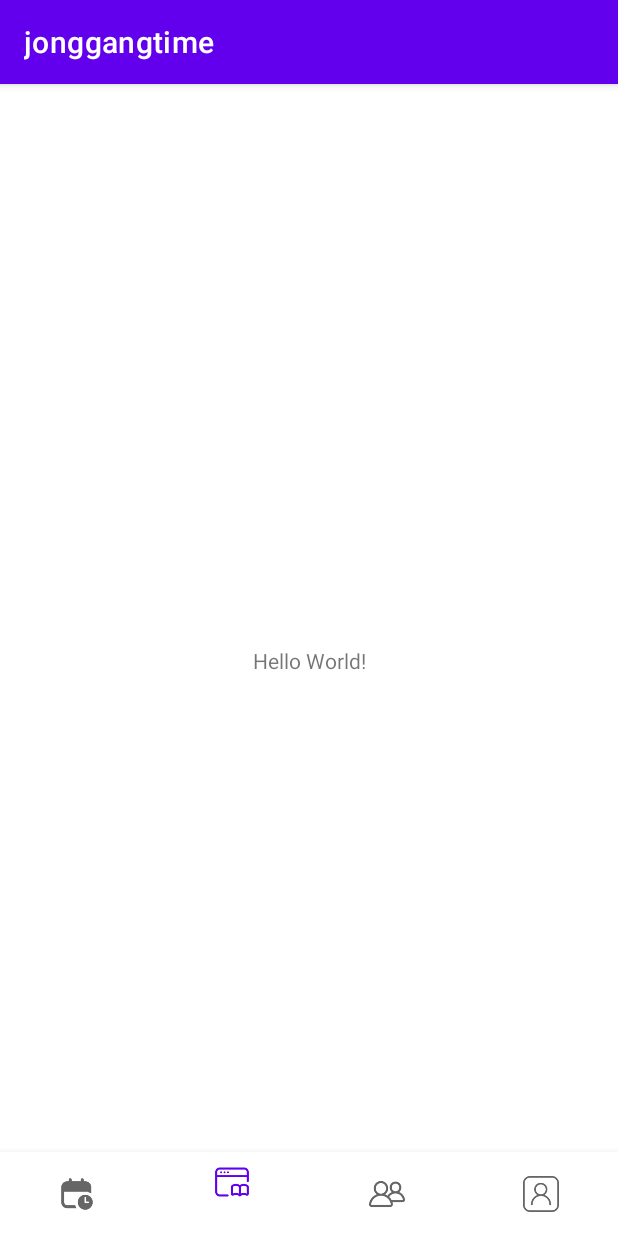
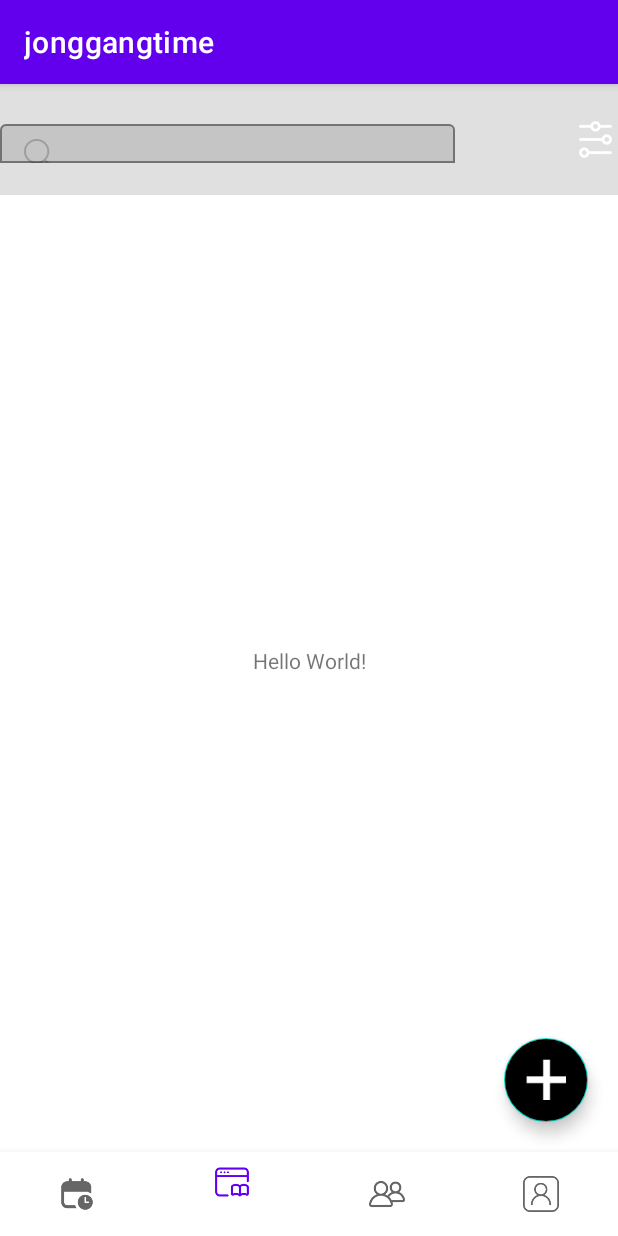
Before and after one commit to OrchestraHackathon/Development, an Android app: the MainActivity screen opened directly, with no data from a screen before it, item 2 of the bottom bar chosen, on a phone screen of 412 x 824 dp. Run offline under Robolectric (Android 15) with nearby library versions, the phone set to English and light mode, and no system bars.

Commit message:
Fix : LecturesFragment 화면 수정

```diff
--- a/android/app/src/main/java/com/example/jonggangtime/UI/Lectures/LecturesFragment.kt
+++ b/android/app/src/main/java/com/example/jonggangtime/UI/Lectures/LecturesFragment.kt
@@ -4,6 +4,10 @@ import android.os.Bundle
 import android.view.LayoutInflater
 import android.view.View
 import android.view.ViewGroup
+import com.example.jonggangtime.R
+import com.example.jonggangtime.UI.Friends.FriendsFragment
+import com.example.jonggangtime.UI.My.MyFragment
+import com.example.jonggangtime.UI.TimeTable.TimeTableFragment
 import com.example.jonggangtime.Utils.BaseFragment
 import com.example.jonggangtime.databinding.FragmentLecturesBinding
 
@@ -24,6 +28,12 @@ class LecturesFragment : BaseFragment<FragmentLecturesBinding>(FragmentLecturesB
     override fun onViewCreated(view: View, savedInstanceState: Bundle?) {
         super.onViewCreated(view, savedInstanceState)
 
+        initNavigation()
+    }
 
+    private fun initNavigation() {
+        childFragmentManager.beginTransaction()
+            .replace(R.id.lecture_fl, SeekLecturesFragment())
+            .commitAllowingStateLoss()
     }
 }
--- a/android/app/src/main/res/layout/activity_main.xml
+++ b/android/app/src/main/res/layout/activity_main.xml
@@ -21,7 +21,8 @@
         android:layout_height="0dp"
         app:layout_constraintStart_toStartOf="parent"
         app:layout_constraintEnd_toEndOf="parent"
-        app:layout_constraintTop_toTopOf="parent" />
+        app:layout_constraintTop_toTopOf="parent"
+        app:layout_constraintBottom_toTopOf="@id/main_bnv"/>
 
     <com.google.android.material.bottomnavigation.BottomNavigationView
         android:id="@+id/main_bnv"
--- a/android/app/src/main/res/layout/fragment_lectures.xml
+++ b/android/app/src/main/res/layout/fragment_lectures.xml
@@ -1,5 +1,6 @@
 <?xml version="1.0" encoding="utf-8"?>
 <FrameLayout xmlns:android="http://schemas.android.com/apk/res/android"
+    android:id="@+id/lecture_fl"
     xmlns:tools="http://schemas.android.com/tools"
     android:layout_width="match_parent"
     android:layout_height="match_parent"
--- a/android/app/src/main/res/layout/fragment_seek_lectures.xml
+++ b/android/app/src/main/res/layout/fragment_seek_lectures.xml
@@ -50,12 +50,13 @@
         android:layout_height="0dp"
         app:layout_constraintEnd_toEndOf="parent"
         app:layout_constraintStart_toStartOf="parent"
-        app:layout_constraintTop_toBottomOf="@id/search_tab_cl" />
+        app:layout_constraintTop_toBottomOf="@id/search_tab_cl"
+        app:layout_constraintBottom_toBottomOf="parent"/>
 
     <com.google.android.material.floatingactionbutton.FloatingActionButton
         android:id="@+id/lecture_plus_fab"
-        android:layout_width="70dp"
-        android:layout_height="70dp"
+        android:layout_width="wrap_content"
+        android:layout_height="wrap_content"
         android:layout_margin="20dp"
         android:src="@drawable/icon_add"
         app:maxImageSize="27dp"
```
